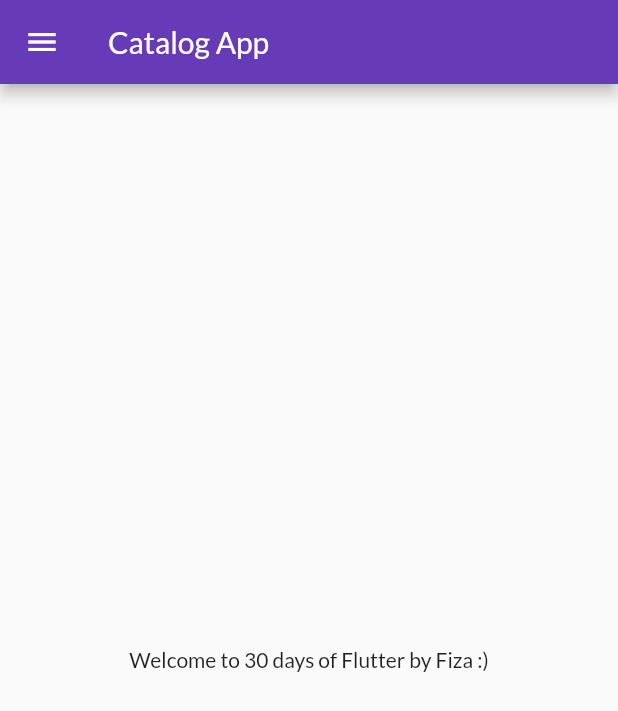
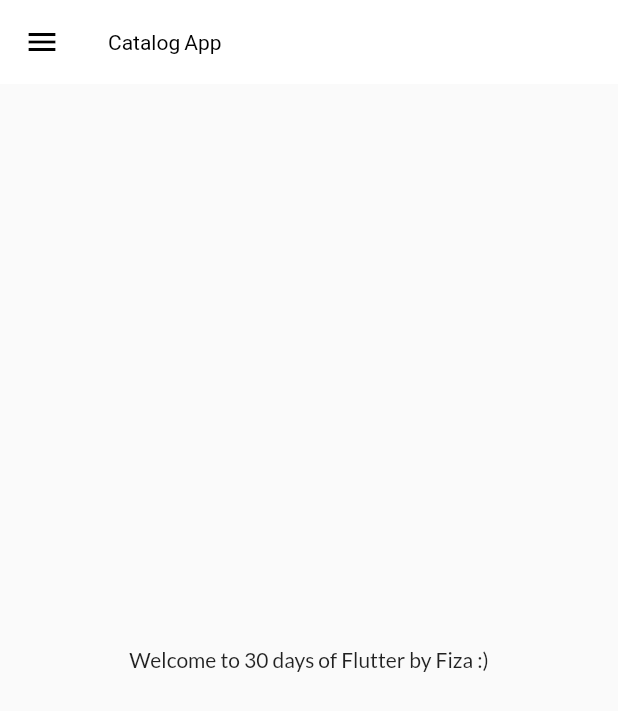
Before and after one commit to fiza-h/30-Days-of-Flutter, a Flutter app: the screen it shows after launch, on a phone screen of 412 x 824 dp. Shown: the top 711 px of the screen. Run offline on Flutter 3.47's test engine with Material 2 defaults, Android fonts, the phone set to English and light mode, and no system bars; our stand-ins replace google_fonts.

Commit message:
Models, AppBarTheme, Extracting Theme

```diff
--- a/lib/main.dart
+++ b/lib/main.dart
@@ -1,6 +1,7 @@
 import 'package:flutter/material.dart';
 import 'package:flutter_catalog/pages/home_page.dart';
 import 'package:flutter_catalog/utils/routes.dart';
+import 'package:flutter_catalog/widgets/themes.dart';
 import 'pages/login_page.dart';
 import 'package:google_fonts/google_fonts.dart';
 
@@ -15,12 +16,9 @@ class MyApp extends StatelessWidget {
   Widget build(BuildContext context) {
     return MaterialApp(
       themeMode: ThemeMode.light,
-      theme: ThemeData(
-        primarySwatch: Colors.deepPurple,
-        fontFamily: GoogleFonts.lato().fontFamily,
-      ),
+      theme: MyTheme.lightTheme(context),
+      darkTheme: MyTheme.darkTheme(context),
       debugShowCheckedModeBanner: false,
-      darkTheme: ThemeData(brightness: Brightness.dark),
       initialRoute: MyRoutes.homeRoute,
       routes: {
         "/": (context) => LoginPage(),
--- a/lib/pages/home_page.dart
+++ b/lib/pages/home_page.dart
@@ -13,9 +13,7 @@ class HomePage extends StatelessWidget {
     var day = 5;
 
     return Scaffold(
-      appBar: AppBar(
-        title: const Text("Catalog App"),
-      ),
+      appBar: AppBar(title: const Text("Catalog App")),
       body: Center(
         child: Container(
           child: Text("Welcome to $days days of Flutter by $name"),
--- /dev/null
+++ b/lib/widgets/themes.dart
@@ -0,0 +1,18 @@
+import 'package:flutter/material.dart';
+import 'package:google_fonts/google_fonts.dart';
+
+class MyTheme {
+  static ThemeData lightTheme(BuildContext context) => ThemeData(
+      primarySwatch: Colors.deepPurple,
+      fontFamily: GoogleFonts.lato().fontFamily,
+      appBarTheme: const AppBarTheme(
+        color: Colors.white,
+        elevation: 0.0,
+        iconTheme: IconThemeData(color: Colors.black),
+        titleTextStyle: TextStyle(color: Colors.black),
+      ));
+
+  static ThemeData darkTheme(BuildContext context) => ThemeData(
+    brightness: Brightness.dark,
+  );
+}
```
Also changed, not shown: lib/models/catalog.dart (added, +21 -0 lines).
